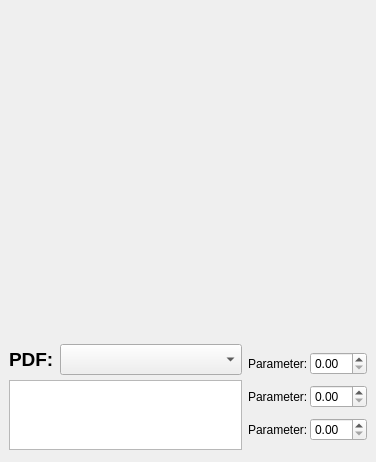
danialeresbar/specx_simulator, file ui/dialog.ui: the form before one commit.
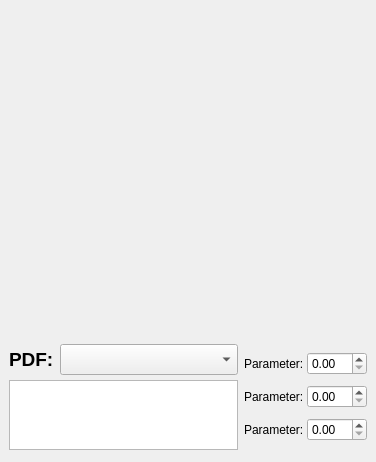
The form after the commit.

Diff of the .ui file:
```diff
--- a/ui/dialog.ui
+++ b/ui/dialog.ui
@@ -53,7 +53,7 @@
      <property name="frameShadow">
       <enum>QFrame::Raised</enum>
      </property>
-     <layout class="QHBoxLayout" name="horizontalLayout" stretch="70,30">
+     <layout class="QHBoxLayout" name="horizontalLayout" stretch="65,35">
       <property name="topMargin">
        <number>0</number>
       </property>
@@ -240,7 +240,7 @@
             <property name="bottomMargin">
              <number>0</number>
             </property>
-            <item alignment="Qt::AlignRight">
+            <item>
              <widget class="QLabel" name="label">
               <property name="text">
                <string>Parameter:</string>
```
